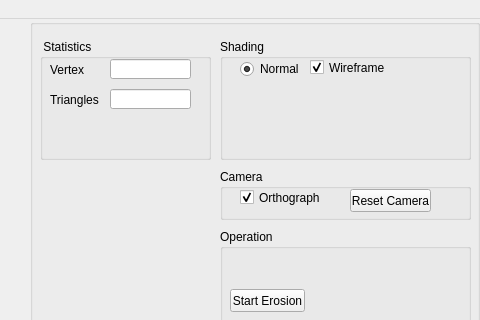
Before: the Qt Designer form TerrainGeneration/UI/interface.ui in amatheo/LIFPROJET-TerrainGeneration, drawn with Qt 5; both pictures show x 712 to 1192 and y 0 to 320 of the 1192 by 1000 pixel window.
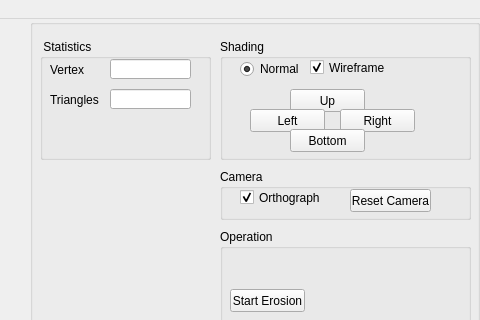
After: the same form once the commit is applied.

```diff
--- a/TerrainGeneration/UI/interface.ui
+++ b/TerrainGeneration/UI/interface.ui
@@ -260,6 +260,58 @@
          <bool>true</bool>
         </property>
        </widget>
+       <widget class="QPushButton" name="upButton">
+        <property name="geometry">
+         <rect>
+          <x>70</x>
+          <y>50</y>
+          <width>75</width>
+          <height>23</height>
+         </rect>
+        </property>
+        <property name="text">
+         <string>Up</string>
+        </property>
+       </widget>
+       <widget class="QPushButton" name="leftButton">
+        <property name="geometry">
+         <rect>
+          <x>30</x>
+          <y>70</y>
+          <width>75</width>
+          <height>23</height>
+         </rect>
+        </property>
+        <property name="text">
+         <string>Left</string>
+        </property>
+       </widget>
+       <widget class="QPushButton" name="rightButton">
+        <property name="geometry">
+         <rect>
+          <x>120</x>
+          <y>70</y>
+          <width>75</width>
+          <height>23</height>
+         </rect>
+        </property>
+        <property name="text">
+         <string>Right</string>
+        </property>
+       </widget>
+       <widget class="QPushButton" name="bottomButton">
+        <property name="geometry">
+         <rect>
+          <x>70</x>
+          <y>90</y>
+          <width>75</width>
+          <height>23</height>
+         </rect>
+        </property>
+        <property name="text">
+         <string>Bottom</string>
+        </property>
+       </widget>
       </widget>
       <widget class="QGroupBox" name="CameraBox">
        <property name="geometry">
```
